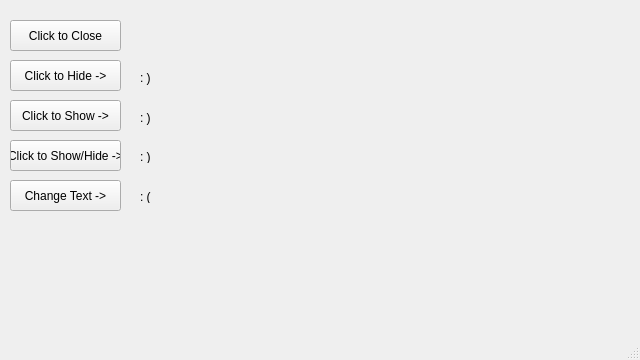
Stemm0012/Qt_Git_Practice_Tools, file QT_First_Widget/mainwindow.ui: the form before one commit.
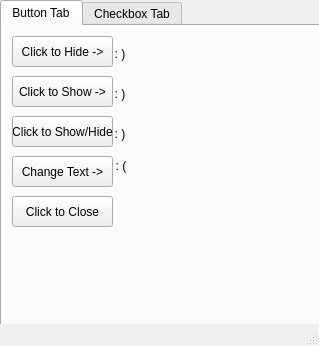
The form after the commit.

Diff of the .ui file:
```diff
--- a/QT_First_Widget/mainwindow.ui
+++ b/QT_First_Widget/mainwindow.ui
@@ -6,8 +6,8 @@
    <rect>
     <x>0</x>
     <y>0</y>
-    <width>640</width>
-    <height>360</height>
+    <width>319</width>
+    <height>346</height>
    </rect>
   </property>
   <property name="windowTitle">
@@ -17,25 +17,44 @@
    <bool>false</bool>
   </property>
   <widget class="QWidget" name="centralwidget">
-   <widget class="QPushButton" name="pushButton">
+   <widget class="QTabWidget" name="tabWidget">
     <property name="geometry">
      <rect>
-      <x>10</x>
-      <y>20</y>
-      <width>111</width>
-      <height>31</height>
+      <x>0</x>
+      <y>0</y>
+      <width>321</width>
+      <height>341</height>
+     </rect>
+    </property>
+    <property name="currentIndex">
+     <number>0</number>
+    </property>
+    <widget class="QWidget" name="tab">
+     <attribute name="title">
+      <string>Button Tab</string>
+     </attribute>
+     <widget class="QLabel" name="label_4">
+      <property name="geometry">
+       <rect>
+        <x>111</x>
+        <y>130</y>
+        <width>16</width>
+        <height>20</height>
      </rect>
     </property>
     <property name="text">
-     <string>Click to Close</string>
+       <string>: (</string>
+      </property>
+      <property name="alignment">
+       <set>Qt::AlignCenter</set>
     </property>
    </widget>
    <widget class="QPushButton" name="pushButton_2">
     <property name="geometry">
      <rect>
       <x>10</x>
-      <y>60</y>
-      <width>111</width>
+        <y>10</y>
+        <width>101</width>
       <height>31</height>
      </rect>
     </property>
@@ -43,25 +62,41 @@
      <string>Click to Hide -&gt;</string>
     </property>
    </widget>
+     <widget class="QPushButton" name="pushButton">
+      <property name="geometry">
+       <rect>
+        <x>10</x>
+        <y>170</y>
+        <width>101</width>
+        <height>31</height>
+       </rect>
+      </property>
+      <property name="text">
+       <string>Click to Close</string>
+      </property>
+     </widget>
    <widget class="QLabel" name="label">
     <property name="geometry">
      <rect>
-      <x>140</x>
-      <y>70</y>
-      <width>21</width>
+        <x>110</x>
+        <y>20</y>
+        <width>16</width>
       <height>16</height>
      </rect>
     </property>
     <property name="text">
      <string>: )</string>
     </property>
+      <property name="alignment">
+       <set>Qt::AlignCenter</set>
+      </property>
    </widget>
    <widget class="QPushButton" name="pushButton_3">
     <property name="geometry">
      <rect>
       <x>10</x>
-      <y>100</y>
-      <width>111</width>
+        <y>50</y>
+        <width>101</width>
       <height>31</height>
      </rect>
     </property>
@@ -75,9 +110,9 @@
     </property>
     <property name="geometry">
      <rect>
-      <x>140</x>
-      <y>110</y>
-      <width>21</width>
+        <x>110</x>
+        <y>60</y>
+        <width>16</width>
       <height>16</height>
      </rect>
     </property>
@@ -87,39 +122,45 @@
     <property name="text">
      <string>: )</string>
     </property>
+      <property name="alignment">
+       <set>Qt::AlignCenter</set>
+      </property>
    </widget>
    <widget class="QPushButton" name="pushButton_4">
     <property name="geometry">
      <rect>
       <x>10</x>
-      <y>140</y>
-      <width>111</width>
+        <y>90</y>
+        <width>101</width>
       <height>31</height>
      </rect>
     </property>
     <property name="text">
-     <string>Click to Show/Hide -&gt;</string>
+       <string>Click to Show/Hide</string>
     </property>
    </widget>
    <widget class="QLabel" name="label_3">
     <property name="geometry">
      <rect>
-      <x>140</x>
-      <y>150</y>
-      <width>47</width>
-      <height>13</height>
+        <x>110</x>
+        <y>100</y>
+        <width>16</width>
+        <height>16</height>
      </rect>
     </property>
     <property name="text">
      <string>: )</string>
     </property>
+      <property name="alignment">
+       <set>Qt::AlignCenter</set>
+      </property>
    </widget>
    <widget class="QPushButton" name="pushButton_5">
     <property name="geometry">
      <rect>
       <x>10</x>
-      <y>180</y>
-      <width>111</width>
+        <y>130</y>
+        <width>101</width>
       <height>31</height>
      </rect>
     </property>
@@ -127,29 +168,13 @@
      <string>Change Text -&gt;</string>
     </property>
    </widget>
-   <widget class="QLabel" name="label_4">
-    <property name="geometry">
-     <rect>
-      <x>140</x>
-      <y>190</y>
-      <width>47</width>
-      <height>13</height>
-     </rect>
-    </property>
-    <property name="text">
-     <string>: (</string>
-    </property>
-   </widget>
-  </widget>
-  <widget class="QMenuBar" name="menubar">
-   <property name="geometry">
-    <rect>
-     <x>0</x>
-     <y>0</y>
-     <width>640</width>
-     <height>21</height>
-    </rect>
-   </property>
+    </widget>
+    <widget class="QWidget" name="tab_2">
+     <attribute name="title">
+      <string>Checkbox Tab</string>
+     </attribute>
+    </widget>
+   </widget>
   </widget>
   <widget class="QStatusBar" name="statusbar"/>
  </widget>
```
Left out of the diff: 28 changed lines with no effect on the pictures. Lines whose indentation alone changed are shown as unchanged.
